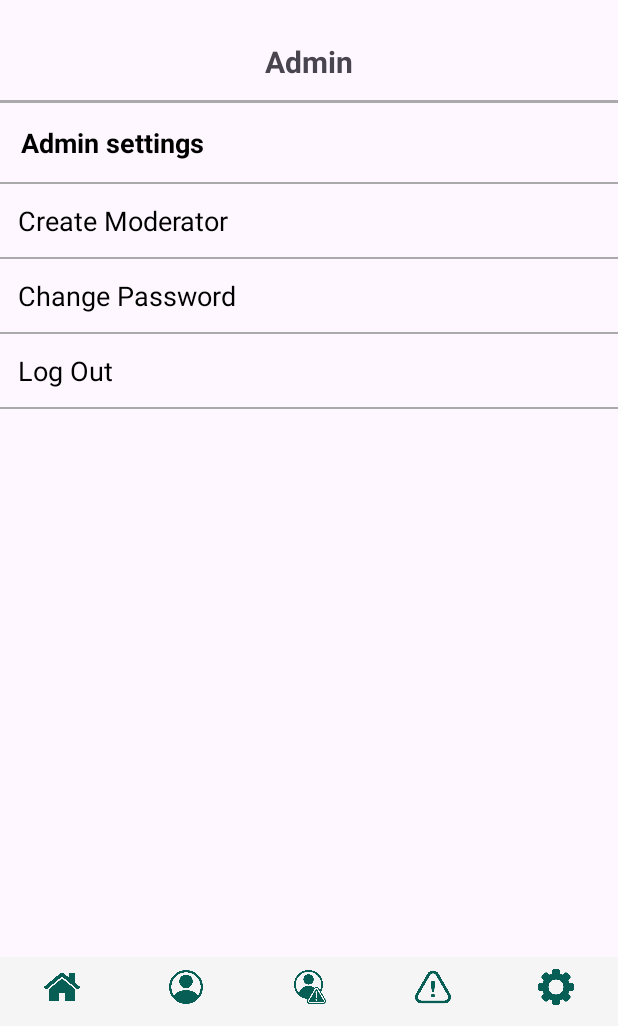
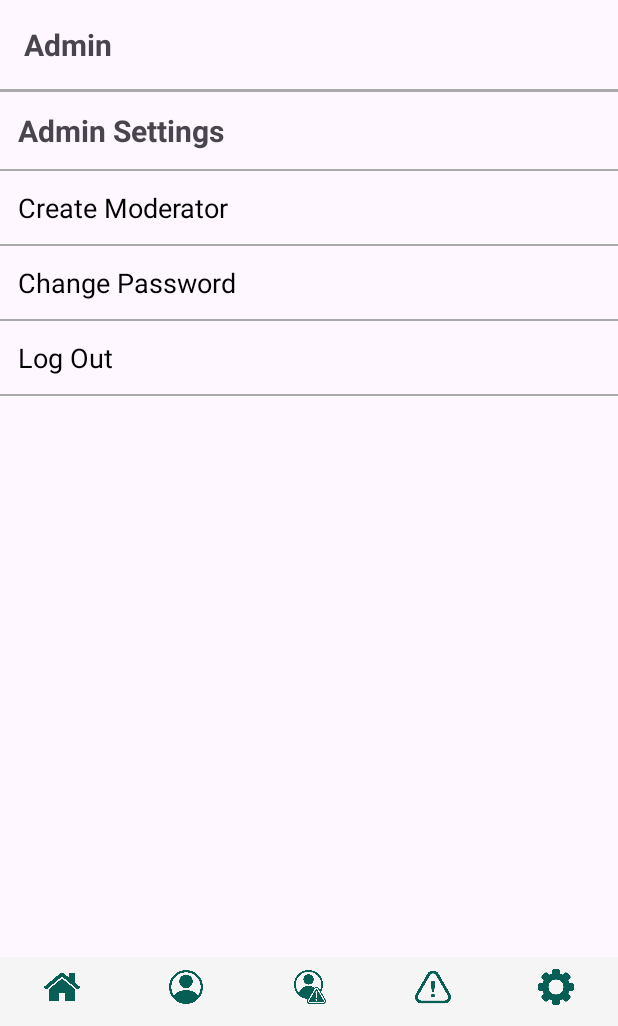
Before and after one commit to SumanTanwar/SocialTrailsAndroid, an Android app: the AdminSettingActivity screen opened directly, with no data from a screen before it, on a phone screen of 412 x 824 dp, the part 210-1236 px from its top. Run offline under Robolectric (Android 15) with nearby library versions, the phone set to English and light mode, and no system bars; our stand-ins replace Firebase (no records; nobody signed in at launch, a user with empty details on screens opened directly).

Commit message:
moderator sigin and set condtions for it

```diff
--- a/app/src/main/java/com/example/socialtrailsapp/adminpanel/AdminCreateModeratorActivity.java
+++ b/app/src/main/java/com/example/socialtrailsapp/adminpanel/AdminCreateModeratorActivity.java
@@ -60,7 +60,7 @@ public class AdminCreateModeratorActivity extends AdminBottomMenuActivity {
     // Create a new moderator and send password reset email
     private void createModerator(String name, String email) {
         // Use a default temporary password
-        String temporaryPassword = "temporaryPassword123";
+        String temporaryPassword = "tempass123";
 
         mAuth.createUserWithEmailAndPassword(email, temporaryPassword)
                 .addOnCompleteListener(this, task -> {
--- a/app/src/main/java/com/example/socialtrailsapp/adminpanel/AdminSettingActivity.java
+++ b/app/src/main/java/com/example/socialtrailsapp/adminpanel/AdminSettingActivity.java
@@ -2,50 +2,82 @@ package com.example.socialtrailsapp.adminpanel;
 
 import android.content.Intent;
 import android.os.Bundle;
+import android.view.View;
 import android.widget.TextView;
 import android.widget.Toast;
 
-import androidx.activity.EdgeToEdge;
-import androidx.appcompat.app.AppCompatActivity;
-import androidx.core.graphics.Insets;
-import androidx.core.view.ViewCompat;
-import androidx.core.view.WindowInsetsCompat;
-
+import com.example.socialtrailsapp.Interface.DataOperationCallback;
+import com.example.socialtrailsapp.ModelData.UserRole;
+import com.example.socialtrailsapp.ModelData.Users;
 import com.example.socialtrailsapp.R;
 import com.example.socialtrailsapp.SignInActivity;
 import com.example.socialtrailsapp.Utility.SessionManager;
-import com.example.socialtrailsapp.changePassword;
-import com.example.socialtrailsapp.userSettingActivity;
+import com.example.socialtrailsapp.Utility.UserService;
 import com.google.firebase.auth.FirebaseAuth;
+import com.google.firebase.auth.FirebaseUser;
 
 public class AdminSettingActivity extends AdminBottomMenuActivity {
-    TextView txtLogout, txtChangePassword, txtcreatemoderator;
+    TextView txtLogout, txtChangePassword, txtcreatemoderator, txtAdmin, txtHeader;
     private SessionManager sessionManager;
     FirebaseAuth mAuth;
-
 
     @Override
     protected void onCreate(Bundle savedInstanceState) {
         super.onCreate(savedInstanceState);
-       // EdgeToEdge.enable(this);
-    //   setContentView(R.layout.activity_admin_setting);
         getLayoutInflater().inflate(R.layout.activity_admin_setting, findViewById(R.id.container));
 
         txtLogout = findViewById(R.id.txtLogout);
         txtChangePassword = findViewById(R.id.txtchangepwd);
         txtcreatemoderator = findViewById(R.id.txtcreatemoderator);
+        txtHeader = findViewById(R.id.txtHeader);
+        txtAdmin = findViewById(R.id.txtadmin);
 
         mAuth = FirebaseAuth.getInstance();
         sessionManager = SessionManager.getInstance(this);
 
+
+        String userId = sessionManager.getUserID();
+        txtHeader.setText("Admin Settings");
+        txtAdmin.setText("Admin");
+        txtcreatemoderator.setVisibility(View.VISIBLE);
+        FirebaseUser currentUser = mAuth.getCurrentUser();
+
+
+        if (currentUser != null) {
+            String uid = currentUser.getUid();
+
+
+            UserService userService = new UserService();
+            userService.getUserByID(userId, new DataOperationCallback<Users>() {
+                @Override
+                public void onSuccess(Users data) {
+                    String role = data.getRoles();
+
+                    if (role.equals(UserRole.MODERATOR.getRole())) {
+                        // If the user is a moderator, update the UI
+                        txtAdmin.setText("Moderator");
+                        txtHeader.setText("Moderator Settings");
+                        txtcreatemoderator.setVisibility(View.GONE); // Hide for moderator
+                    }
+                }
+
+                @Override
+                public void onFailure(String errMessage) {
+                //    Toast.makeText(AdminSettingActivity.this, "Failed to retrieve user data", Toast.LENGTH_SHORT).show();
+                }
+            });
+        } else {
+
+            Toast.makeText(this, "User not logged in", Toast.LENGTH_SHORT).show();
+        }
+
+
         txtcreatemoderator.setOnClickListener(view -> {
-            // Start the Change Password Activity
             Intent intent = new Intent(AdminSettingActivity.this, AdminCreateModeratorActivity.class);
             startActivity(intent);
         });
 
         txtChangePassword.setOnClickListener(view -> {
-            // Start the Change Password Activity
             Intent intent = new Intent(AdminSettingActivity.this, AdminChangePasswordActivity.class);
             startActivity(intent);
         });
@@ -55,9 +87,7 @@ public class AdminSettingActivity extends AdminBottomMenuActivity {
             FirebaseAuth.getInstance().signOut();
             Intent intent = new Intent(AdminSettingActivity.this, SignInActivity.class);
             startActivity(intent);
-            finish(); // Close the activity
+            finish();
         });
-
-
     }
 }
--- a/app/src/main/res/layout/activity_admin_setting.xml
+++ b/app/src/main/res/layout/activity_admin_setting.xml
@@ -13,37 +13,28 @@
         android:layout_height="90dp"
         android:src="@drawable/socialtrails_logo"
         android:layout_gravity="center"
-            android:layout_marginTop="50dp"
-            />
+        android:layout_marginTop="50dp" />
 
     <TextView
         android:id="@+id/txtadmin"
-            android:layout_width="match_parent"
+        android:layout_width="wrap_content"
         android:layout_height="wrap_content"
-            android:text="Admin"
         android:gravity="center"
-            android:textSize="20dp"
-            android:textStyle="bold"
-            android:layout_marginTop="15dp"
-            android:padding="12dp"/>
-
-
+        android:textStyle ="bold"
+        android:textSize = "20sp"
+        android:padding="16dp"/>
     <View
-
         android:layout_width="match_parent"
         android:layout_height="2dp"
         android:background="@android:color/darker_gray"/>
 
-
     <TextView
-
+        android:id="@+id/txtHeader"
         android:layout_width="match_parent"
         android:layout_height="wrap_content"
-        android:text="Admin settings"
-        android:textColor="@android:color/black"
-        android:textSize="18dp"
+        android:textSize="20sp"
         android:textStyle="bold"
-        android:padding="14dp"/>
+        android:padding="12dp"/>
 
     <View
 
```
Also changed, not shown: app/src/main/java/com/example/socialtrailsapp/SignInActivity.java (+7 -2 lines), app/src/main/java/com/example/socialtrailsapp/adminpanel/ModeratorlistActivity.java (+31 -12 lines). Lines whose indentation alone changed are shown as unchanged.
